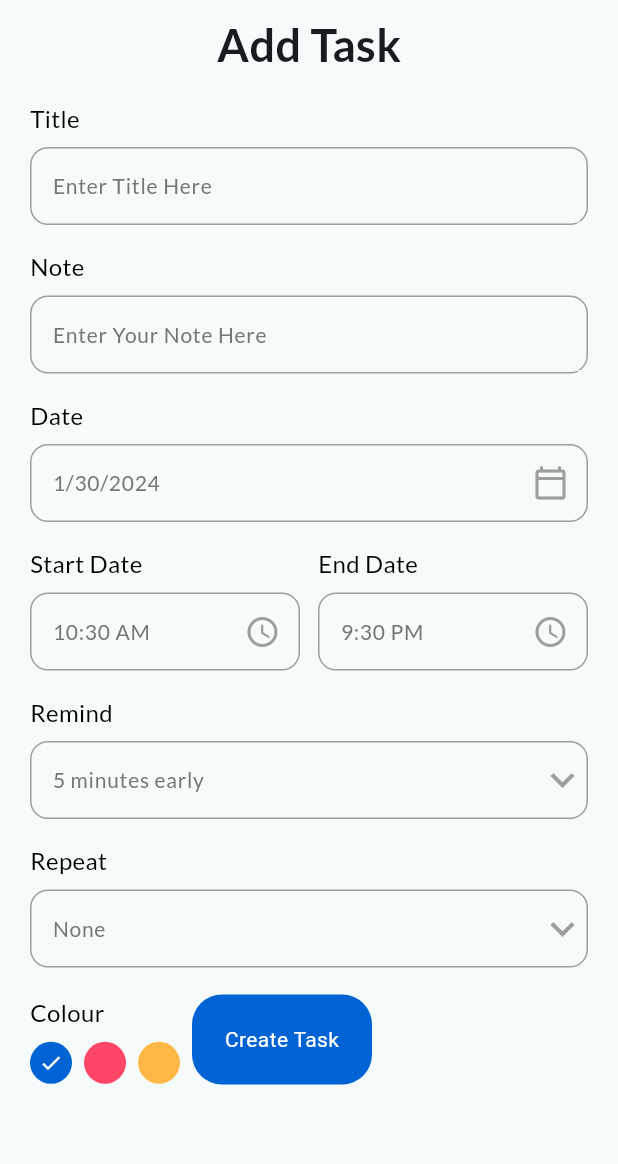
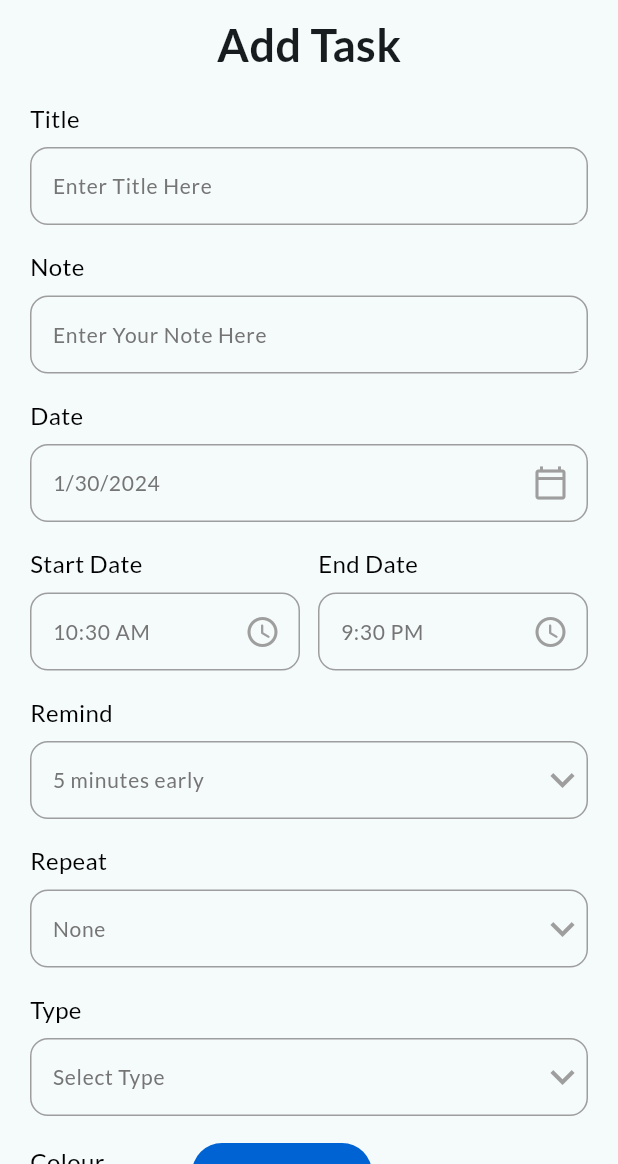
Before and after one commit to playlikepossum/level4project, a Flutter app: the AddTaskPage screen opened directly, on a phone screen of 412 x 824 dp, the part 72-1236 px from its top. Run offline on Flutter 3.47's test engine with Material 3 defaults, Android fonts, the phone set to English and light mode, and no system bars; our stand-ins replace date_picker_timeline, firebase_core, flutter_local_notifications, flutter_staggered_animations, flutter_timezone, get and 5 more; missing offline and left inert: health; accounts and stored records are empty.

```diff
--- a/cheyyan/lib/db/db_helper.dart
+++ b/cheyyan/lib/db/db_helper.dart
@@ -14,6 +14,7 @@ class DBHelper {
     }
     try {
       String path = '${await getDatabasesPath()}tasks.db';
+      // deleteDatabase(path);
       _db = await openDatabase(
         path,
         version: _version,
@@ -28,19 +29,9 @@ class DBHelper {
             "startTime STRING, endTime STRING, "
             "remind INTEGER, repeat STRING, "
             "color INTEGER, "
-            "isCompleted INTEGER)",
+            "isCompleted INTEGER,"
+            "type STRING)",
           );
-
-          // Create abilities table
-          await db.execute('''
-      CREATE TABLE $_abilitiesTableName (
-        id INTEGER PRIMARY KEY AUTOINCREMENT,
-        strength INTEGER,
-        intelligence INTEGER,
-        charisma INTEGER,
-        constitution INTEGER
-      )
-    ''');
         },
       );
     } catch (e) {
@@ -82,6 +73,24 @@ class DBHelper {
 ''', [1, id]);
   }
 
+  static Future<String?> getTaskType(int id) async {
+    List<Map<String, dynamic>> result = await _db!.query(
+      _tasksTableName,
+      columns: ['type'],
+      where: 'id = ?',
+      whereArgs: [id],
+    );
+    return result.isNotEmpty ? result.first['type'] : null;
+  }
+
+  static updateTaskType(int id, String type) async {
+    return await _db!.rawUpdate('''
+      UPDATE $_tasksTableName
+      SET type = ?
+      WHERE id = ?
+''', [type, id]);
+  }
+
   static updateAbilities(String ability, int score) async {
     return await _db!.rawUpdate('''
       UPDATE $_abilitiesTableName
--- a/cheyyan/lib/models/task.dart
+++ b/cheyyan/lib/models/task.dart
@@ -9,6 +9,11 @@ class Task {
   int? color;
   int? remind;
   String? repeat;
+  String? type;
+  int? strprogress;
+  int? intprogress;
+  int? chrprogress;
+  int? conprogress;
 
   Task({
     this.id,
@@ -21,6 +26,11 @@ class Task {
     this.color,
     this.remind,
     this.repeat,
+    this.type,
+    this.strprogress,
+    this.intprogress,
+    this.chrprogress,
+    this.conprogress,
   });
 
   Task.fromJson(Map<String, dynamic> json) {
@@ -34,6 +44,11 @@ class Task {
     color = json['color'];
     remind = json['remind'];
     repeat = json['repeat'];
+    type = json['type'];
+    strprogress = json['strprogress'];
+    intprogress = json['intprogress'];
+    chrprogress = json['chrprogress'];
+    conprogress = json['conprogress'];
   }
 
   Map<String, dynamic> toJson() {
@@ -48,6 +63,7 @@ class Task {
     data['color'] = color;
     data['remind'] = remind;
     data['repeat'] = repeat;
+    data['type'] = type;
     return data;
   }
 }
--- a/cheyyan/lib/ui/add_task_bar.dart
+++ b/cheyyan/lib/ui/add_task_bar.dart
@@ -18,6 +18,7 @@ class _AddTaskPageState extends State<AddTaskPage> {
   final TaskController _taskController = Get.put(TaskController());
   final TextEditingController _titleController = TextEditingController();
   final TextEditingController _noteController = TextEditingController();
+  String? _selectedType = "Select Type";
   DateTime _selectedDate = DateTime.now();
   String _endTime = "9:30 PM";
   String _startTime = DateFormat("hh:mm a").format(DateTime.now()).toString();
@@ -184,8 +185,42 @@ class _AddTaskPageState extends State<AddTaskPage> {
                       repeatList.map<DropdownMenuItem<String>>((String? value) {
                     return DropdownMenuItem<String>(
                         value: value,
-                        child:
-                            Text(value!, style: const TextStyle(color: Colors.grey)));
+                        child: Text(value!,
+                            style: const TextStyle(color: Colors.grey)));
+                  }).toList(),
+                ),
+              ),
+              MyInputField(
+                title: "Type",
+                hint: _selectedType!,
+                widget: DropdownButton(
+                  icon: const Icon(
+                    Icons.keyboard_arrow_down,
+                    color: Colors.grey,
+                  ),
+                  iconSize: 32,
+                  elevation: 4,
+                  underline: Container(
+                    height: 0,
+                  ),
+                  onChanged: (String? newValue) {
+                    setState(() {
+                      _selectedType = newValue!;
+                    });
+                  },
+                  style: subHeadingStyle,
+                  items: [
+                    "Select Type",
+                    "Active",
+                    "Academic",
+                    "Social",
+                    "Mindful"
+                  ].map<DropdownMenuItem<String>>((String? value) {
+                    return DropdownMenuItem<String>(
+                      value: value,
+                      child: Text(value!,
+                          style: const TextStyle(color: Colors.grey)),
+                    );
                   }).toList(),
                 ),
               ),
@@ -234,6 +269,7 @@ class _AddTaskPageState extends State<AddTaskPage> {
       repeat: _selectedRepeat,
       color: _selectedColor,
       isCompleted: 0,
+      type: _selectedType,
     ));
   }
 
--- a/cheyyan/lib/ui/profile.dart
+++ b/cheyyan/lib/ui/profile.dart
@@ -117,6 +117,11 @@ class _ProfileState extends State<Profile> {
       } catch (error) {
         print("Exception in authorize: $error");
       }
+      // try {
+      //   authorized = await health.requestAuthorization(types);
+      // } catch (error) {
+      //   print("Exception in authorize: $error");
+      // }
     }
 
     setState(() {
```
Also changed, not shown: cheyyan/lib/controllers/task_controller.dart (+31 -0 lines), cheyyan/lib/db/db_helper copy.dart (+139 -11 lines), cheyyan/lib/models/abilities.dart (+16 -0 lines), cheyyan/lib/ui/calander.dart (+7 -14 lines).
